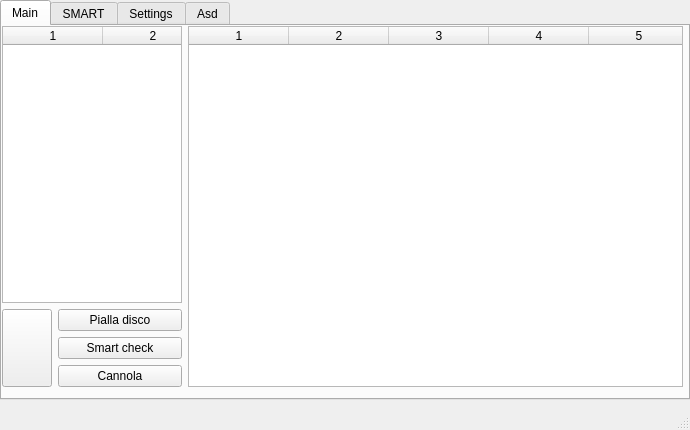
Qt form assets/interface.ui (WEEE-Open/pesto) before a commit.
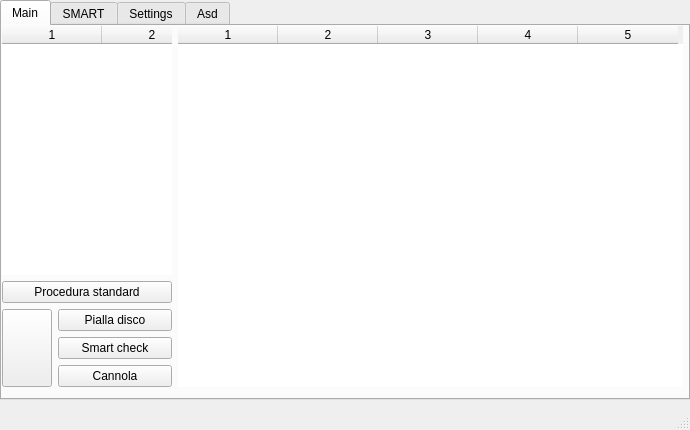
The same form after that commit. The open tabs and pages were chosen to show the change.

Commit message: Added standard procedure command and themes. Now the user can enjoy different gui themes: Default, Dark, Vaporwave and Asd (work in progress). The standard procedure button perform in sequence the commands erase, smart and cannolo.

The edit to the form file:
```diff
--- a/assets/interface.ui
+++ b/assets/interface.ui
@@ -19,7 +19,7 @@
   <property name="minimumSize">
    <size>
     <width>690</width>
-    <height>420</height>
+    <height>430</height>
    </size>
   </property>
   <property name="maximumSize">
@@ -34,6 +34,9 @@
   <property name="autoFillBackground">
    <bool>true</bool>
   </property>
+  <property name="styleSheet">
+   <string notr="true"/>
+  </property>
   <property name="tabShape">
    <enum>QTabWidget::Rounded</enum>
   </property>
@@ -47,6 +50,9 @@
       <height>400</height>
      </rect>
     </property>
+    <property name="styleSheet">
+     <string notr="true"/>
+    </property>
     <property name="currentIndex">
      <number>0</number>
     </property>
@@ -95,12 +101,27 @@
              <height>16777215</height>
             </size>
            </property>
+           <property name="styleSheet">
+            <string notr="true"/>
+           </property>
+           <property name="frameShape">
+            <enum>QFrame::NoFrame</enum>
+           </property>
            <property name="horizontalScrollBarPolicy">
             <enum>Qt::ScrollBarAlwaysOff</enum>
            </property>
+           <property name="sizeAdjustPolicy">
+            <enum>QAbstractScrollArea::AdjustToContentsOnFirstShow</enum>
+           </property>
+           <property name="autoScroll">
+            <bool>false</bool>
+           </property>
            <property name="editTriggers">
             <set>QAbstractItemView::NoEditTriggers</set>
            </property>
+           <property name="textElideMode">
+            <enum>Qt::ElideMiddle</enum>
+           </property>
            <property name="sortingEnabled">
             <bool>true</bool>
            </property>
@@ -120,6 +141,19 @@
            <column/>
           </widget>
          </item>
+         <item>
+          <widget class="QPushButton" name="stdProcButton">
+           <property name="maximumSize">
+            <size>
+             <width>16777215</width>
+             <height>30</height>
+            </size>
+           </property>
+           <property name="text">
+            <string>Procedura standard</string>
+           </property>
+          </widget>
+         </item>
          <item>
           <layout class="QHBoxLayout" name="horizontalLayout_3">
            <item>
@@ -151,6 +185,12 @@
                  <height>0</height>
                 </size>
                </property>
+               <property name="maximumSize">
+                <size>
+                 <width>16777215</width>
+                 <height>30</height>
+                </size>
+               </property>
                <property name="cursor">
                 <cursorShape>ArrowCursor</cursorShape>
                </property>
@@ -161,6 +201,12 @@
              </item>
              <item>
               <widget class="QPushButton" name="smartButton">
+               <property name="maximumSize">
+                <size>
+                 <width>16777215</width>
+                 <height>30</height>
+                </size>
+               </property>
                <property name="cursor">
                 <cursorShape>ArrowCursor</cursorShape>
                </property>
@@ -171,6 +217,12 @@
              </item>
              <item>
               <widget class="QPushButton" name="cannoloButton">
+               <property name="maximumSize">
+                <size>
+                 <width>16777215</width>
+                 <height>30</height>
+                </size>
+               </property>
                <property name="text">
                 <string>Cannola</string>
                </property>
@@ -187,17 +239,29 @@
          <property name="autoFillBackground">
           <bool>false</bool>
          </property>
+         <property name="frameShape">
+          <enum>QFrame::NoFrame</enum>
+         </property>
          <property name="horizontalScrollBarPolicy">
           <enum>Qt::ScrollBarAlwaysOff</enum>
          </property>
+         <property name="sizeAdjustPolicy">
+          <enum>QAbstractScrollArea::AdjustToContents</enum>
+         </property>
          <property name="editTriggers">
           <set>QAbstractItemView::NoEditTriggers</set>
          </property>
          <property name="alternatingRowColors">
-          <bool>true</bool>
+          <bool>false</bool>
+         </property>
+         <property name="selectionMode">
+          <enum>QAbstractItemView::SingleSelection</enum>
+         </property>
+         <property name="showGrid">
+          <bool>false</bool>
          </property>
          <property name="gridStyle">
-          <enum>Qt::DashLine</enum>
+          <enum>Qt::NoPen</enum>
          </property>
          <property name="sortingEnabled">
           <bool>true</bool>
@@ -206,7 +270,7 @@
           <number>5</number>
          </property>
          <attribute name="horizontalHeaderShowSortIndicator" stdset="0">
-          <bool>true</bool>
+          <bool>false</bool>
          </attribute>
          <attribute name="horizontalHeaderStretchLastSection">
           <bool>false</bool>
```
Left out of the diff: 64 changed lines with no effect on the pictures. The commit also changes 11 other files.
